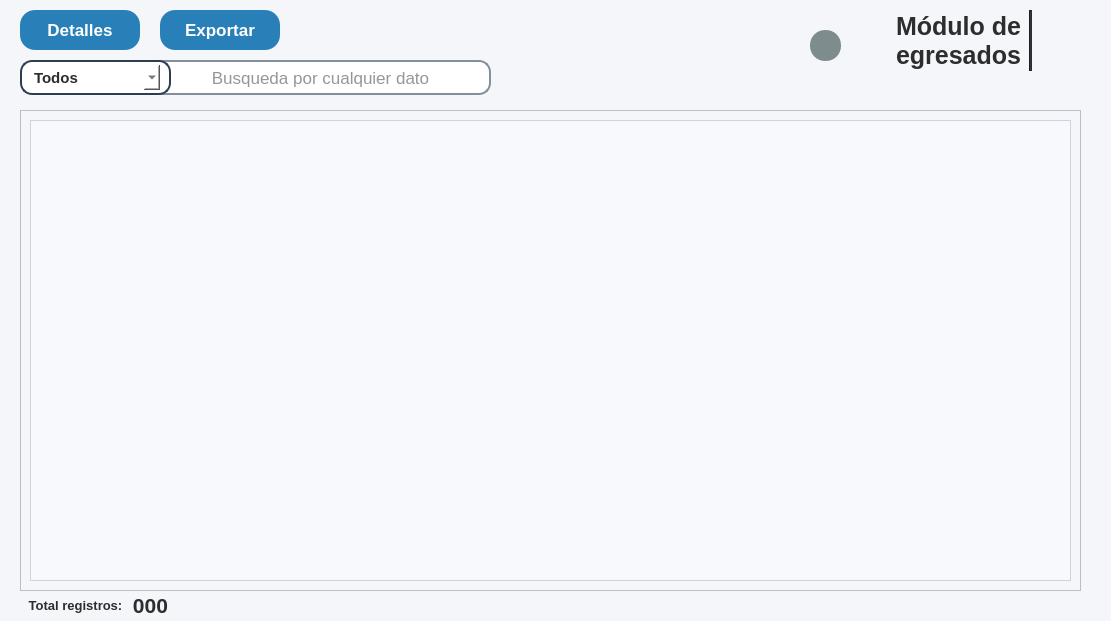
Qt form resources/ui/Egresados.ui (Proyecto-Uptjaa/Proyecto_SIRA) before a commit.
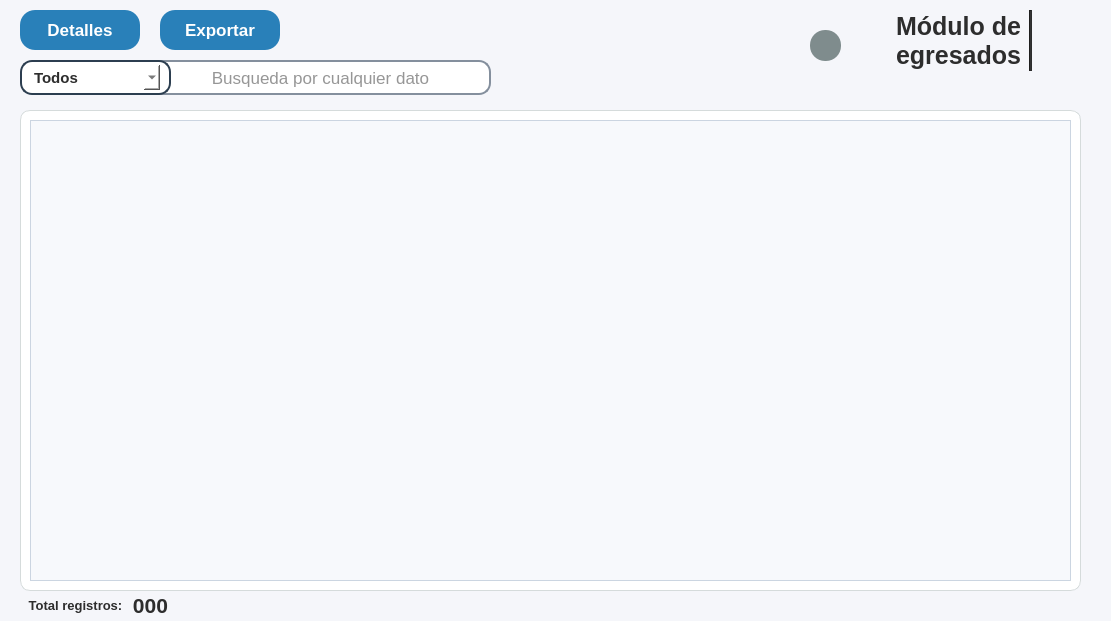
The same form after that commit. Icons and pictures are not drawn.

Diff of the .ui file:
```diff
--- a/resources/ui/Egresados.ui
+++ b/resources/ui/Egresados.ui
@@ -127,7 +127,7 @@
     </size>
    </property>
    <property name="styleSheet">
-    <string notr="true">QFrame#frameTabla_student {
+    <string notr="true">QFrame#frameTabla_egresados {
     border: 1px solid #d5dbdb;
     border-radius: 12px;
     background-color: white;
```
Left out of the diff: 2 changed lines with no effect on the pictures.
